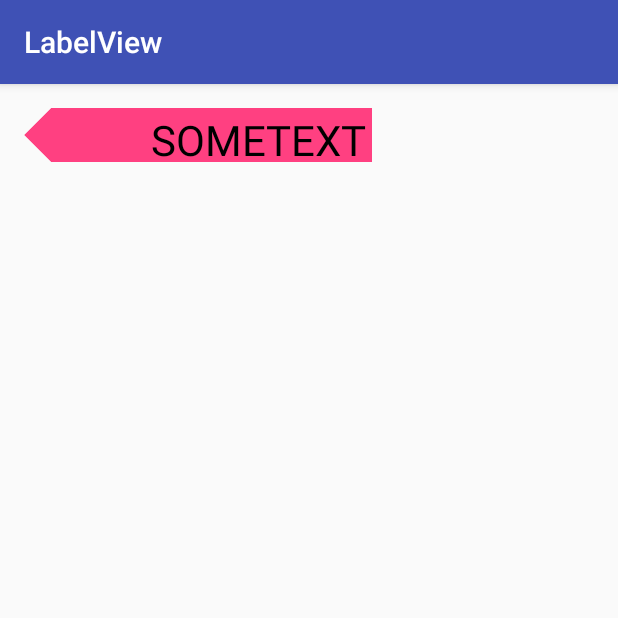
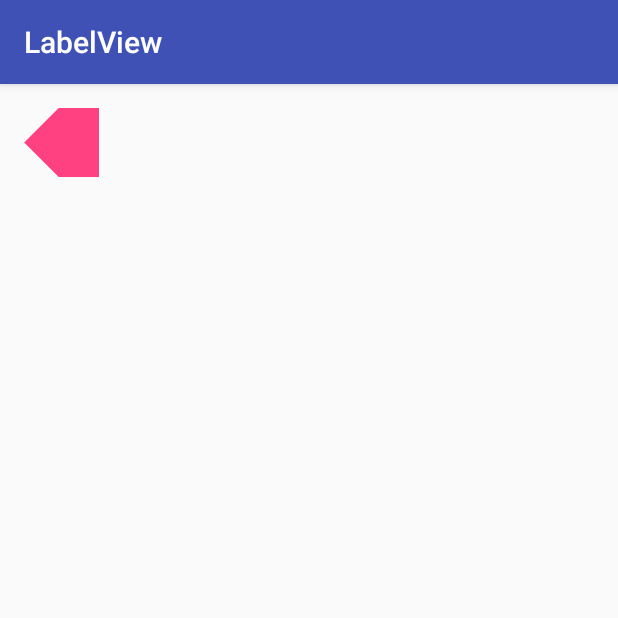
Before and after one commit to yaroslavromanyuta/work, an Android app: the screen it shows after launch (MainActivity), on a phone screen of 412 x 824 dp, the top half of it. Run offline under Robolectric (Android 15) with nearby library versions, the phone set to English and light mode, and no system bars; 1 statement that could not run was skipped.

Commit message:
start change

```diff
--- a/app/src/main/java/appus/pro/labelview/label/LabelView.java
+++ b/app/src/main/java/appus/pro/labelview/label/LabelView.java
@@ -133,7 +133,7 @@ public class LabelView extends TextView {
 
     @Override
     protected void onDraw(Canvas canvas) {
-        super.onDraw(canvas);
+
         List<Pair<Float, Float>> coordinates = getPathCoordinats();
 
         path.reset();
@@ -149,10 +149,14 @@ public class LabelView extends TextView {
         canvas.clipPath(path);
         bodyPaint.setColor(labelBackgroundColor);
         canvas.drawPath(path, bodyPaint);
-        textPaint.setColor(Color.BLACK);
-        textPaint.setTextSize(textSise);
-        Pair<Float, Float> textCoordinates = getTextCoords();
-        canvas.drawText(labelText, textCoordinates.first, textCoordinates.second, textPaint);
+ //       textPaint.setColor(Color.BLACK);
+   //     textPaint.setTextSize(textSise);
+ //       Pair<Float, Float> textCoordinates = getTextCoords();
+ //       canvas.drawText(labelText, textCoordinates.first, textCoordinates.second, textPaint);
+        canvas.translate((float) (getHeight()*0.5), 0);
+
+        super.onDraw(canvas);
+        canvas.restore();
     }
 
     private List<Pair<Float, Float>> getPathCoordinats(){
@@ -168,7 +172,7 @@ public class LabelView extends TextView {
         return coordinates;
     }
 
-    @Override
+ /*   @Override
     protected void onMeasure(int widthMeasureSpec, int heightMeasureSpec) {
         if (labelText.length()>0) {
             int desiredWidth = getViewWidth();
@@ -196,7 +200,7 @@ public class LabelView extends TextView {
             super.onMeasure(widthMeasureSpec, heightMeasureSpec);
         }
     }
-
+*/
     private int getViewWidth(){
         int xPad = getPaddingLeft() + getPaddingRight();
         int textWidth = (int) (labelText.length()*getTextSize());
--- a/app/src/main/res/layout/activity_main.xml
+++ b/app/src/main/res/layout/activity_main.xml
@@ -11,7 +11,7 @@
     tools:context="appus.pro.labelview.MainActivity">
 
     <appus.pro.labelview.label.LabelView
-        android:layout_width="wrap_content"
+        android:layout_width="50dp"
         android:layout_height="wrap_content"
         android:textSize="28sp"
         android:padding="4dp"
```
